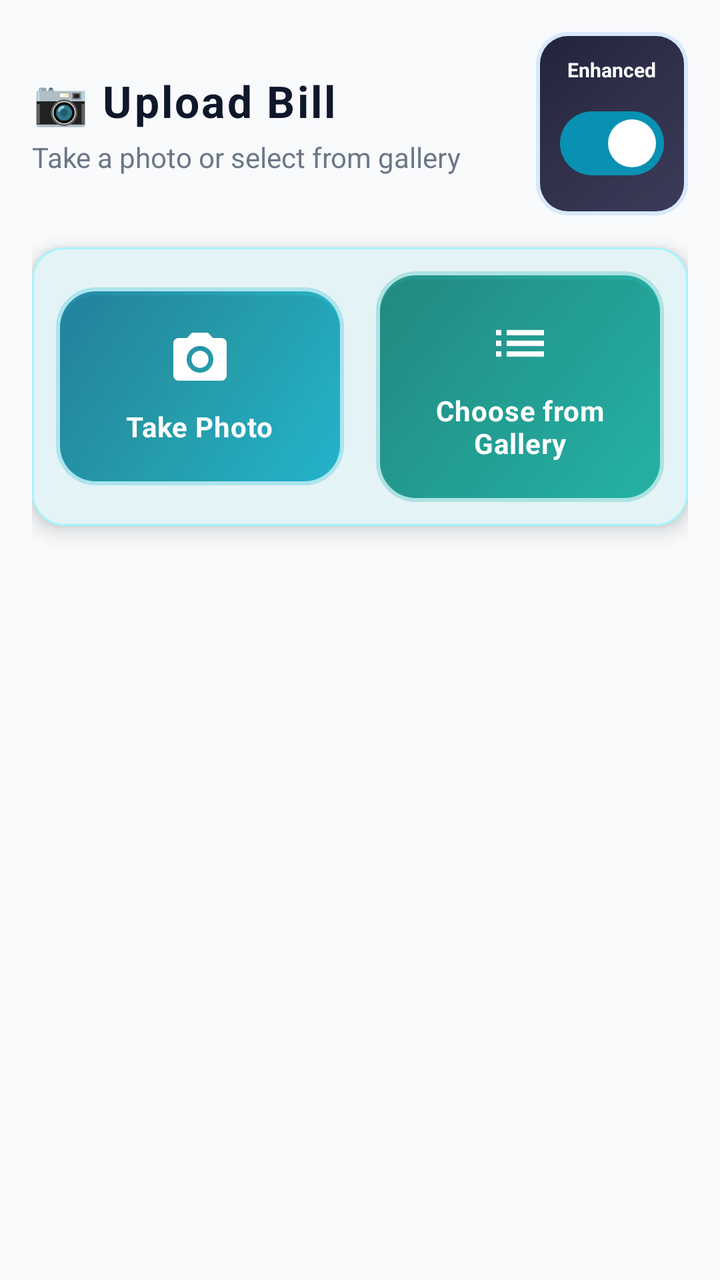
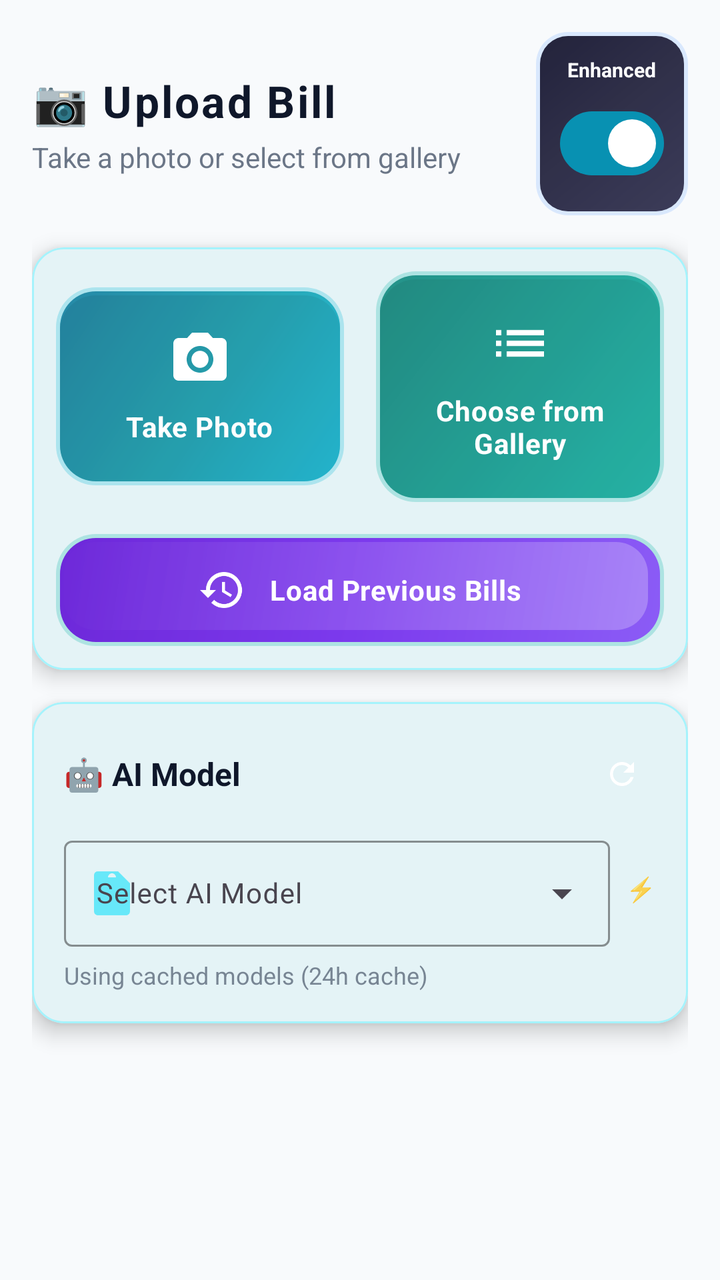

Two renders of the same Android screen: before a commit and after it. Below are the layout's source before the change and the commit's diff.
<!-- AndroidManifest.xml: application theme Theme.NewtownBillSplitter -->
<!-- res/layout/fragment_bill_upload.xml -->
<?xml version="1.0" encoding="utf-8"?>
<ScrollView xmlns:android="http://schemas.android.com/apk/res/android"
    xmlns:app="http://schemas.android.com/apk/res-auto"
    android:layout_width="match_parent"
    android:layout_height="match_parent"
    android:background="@color/background_primary"
    android:fillViewport="true">

    <LinearLayout
        android:layout_width="match_parent"
        android:layout_height="wrap_content"
        android:orientation="vertical"
        android:padding="16dp">

        
        <LinearLayout
            android:layout_width="match_parent"
            android:layout_height="wrap_content"
            android:layout_marginBottom="16dp"
            android:orientation="horizontal"
            android:gravity="center_vertical">

            <LinearLayout
                android:layout_width="0dp"
                android:layout_height="wrap_content"
                android:layout_weight="1"
                android:orientation="vertical">

                <TextView
                    android:layout_width="wrap_content"
                    android:layout_height="wrap_content"
                    android:text="📷 Upload Bill"
                    android:textColor="@color/text_primary"
                    android:textSize="22sp"
                    android:textStyle="bold"
                    android:letterSpacing="0.05" />

                <TextView
                    android:layout_width="wrap_content"
                    android:layout_height="wrap_content"
                    android:layout_marginTop="4dp"
                    android:text="Take a photo or select from gallery"
                    android:textColor="@color/text_secondary"
                    android:textSize="14sp"
                    android:alpha="0.8" />

            </LinearLayout>

            
            <LinearLayout
                android:layout_width="wrap_content"
                android:layout_height="wrap_content"
                android:orientation="vertical"
                android:gravity="center"
                android:background="@drawable/modern_enhanced_toggle_background"
                android:padding="12dp">

                <TextView
                    android:layout_width="wrap_content"
                    android:layout_height="wrap_content"
                    android:text="Enhanced"
                    android:textColor="@color/white"
                    android:textSize="10sp"
                    android:textStyle="bold"
                    android:layout_marginBottom="6dp" />

                <com.google.android.material.materialswitch.MaterialSwitch
                    android:id="@+id/promptModeSwitch"
                    android:layout_width="wrap_content"
                    android:layout_height="wrap_content"
                    android:checked="true"
                    android:text="" />

            </LinearLayout>

        </LinearLayout>

        
        <com.google.android.material.card.MaterialCardView
            android:layout_width="match_parent"
            android:layout_height="wrap_content"
            android:layout_marginBottom="16dp"
            app:cardBackgroundColor="@color/background_card"
            app:cardCornerRadius="16dp"
            app:cardElevation="6dp"
            app:strokeColor="@color/accent_200"
            app:strokeWidth="1dp">

            <LinearLayout
                android:layout_width="match_parent"
                android:layout_height="wrap_content"
                android:orientation="horizontal"
                android:padding="12dp"
                android:gravity="center">

                
                <LinearLayout
                    android:id="@+id/cameraButton"
                    android:layout_width="0dp"
                    android:layout_height="wrap_content"
                    android:layout_weight="1"
                    android:layout_marginEnd="8dp"
                    android:background="@drawable/modern_camera_button_background"
                    android:clickable="true"
                    android:focusable="true"
                    android:gravity="center"
                    android:orientation="vertical"
                    android:padding="20dp">

                    <ImageView
                        android:layout_width="32dp"
                        android:layout_height="32dp"
                        android:layout_marginBottom="8dp"
                        android:src="@drawable/ic_camera"
                        android:tint="@color/white" />

                    <TextView
                        android:layout_width="wrap_content"
                        android:layout_height="wrap_content"
                        android:text="Take Photo"
                        android:textColor="@color/white"
                        android:textSize="14sp"
                        android:textStyle="bold"
                        android:letterSpacing="0.02"
                        android:gravity="center" />

                </LinearLayout>

                
                <LinearLayout
                    android:id="@+id/galleryButton"
                    android:layout_width="0dp"
                    android:layout_height="wrap_content"
                    android:layout_weight="1"
                    android:layout_marginStart="8dp"
                    android:background="@drawable/modern_gallery_button_background"
                    android:clickable="true"
                    android:focusable="true"
                    android:gravity="center"
                    android:orientation="vertical"
                    android:padding="20dp">

                    <ImageView
                        android:layout_width="32dp"
                        android:layout_height="32dp"
                        android:layout_marginBottom="8dp"
                        android:src="@drawable/ic_list"
                        android:tint="@color/white" />

                    <TextView
                        android:layout_width="wrap_content"
                        android:layout_height="wrap_content"
                        android:text="Choose from Gallery"
                        android:textColor="@color/white"
                        android:textSize="14sp"
                        android:textStyle="bold"
                        android:letterSpacing="0.02"
                        android:gravity="center" />

                </LinearLayout>

                
                <LinearLayout
                    android:id="@+id/cameraPreviewContainer"
                    android:layout_width="match_parent"
                    android:layout_height="wrap_content"
                    android:layout_marginTop="12dp"
                    android:orientation="vertical"
                    android:visibility="gone">

                    
                    <FrameLayout
                        android:layout_width="match_parent"
                        android:layout_height="wrap_content"
                        android:background="@drawable/modern_camera_preview_background"
                        android:padding="3dp">

                        <androidx.camera.view.PreviewView
                            android:id="@+id/cameraPreview"
                            android:layout_width="match_parent"
                            android:layout_height="280dp"
                            android:background="@color/black"
                            android:scaleType="fitCenter" />

                    </FrameLayout>

                    
                    <LinearLayout
                        android:layout_width="wrap_content"
                        android:layout_height="wrap_content"
                        android:layout_marginTop="12dp"
                        android:layout_gravity="center"
                        android:orientation="horizontal">

                        <com.google.android.material.button.MaterialButton
                            android:id="@+id/flashToggleButton"
                            android:layout_width="44dp"
                            android:layout_height="44dp"
                            android:text=""
                            android:backgroundTint="#80FFD700"
                            app:icon="@drawable/ic_flash_on"
                            app:iconSize="18dp"
                            app:iconTint="@color/white"
                            app:iconGravity="textStart"
                            app:cornerRadius="22dp"
                            app:elevation="4dp"
                            style="@style/Widget.Material3.Button" />

                    </LinearLayout>

                    
                    <LinearLayout
                        android:layout_width="match_parent"
                        android:layout_height="wrap_content"
                        android:layout_marginTop="16dp"
                        android:gravity="center"
                        android:orientation="horizontal"
                        android:padding="16dp">

                        
                        <com.google.android.material.button.MaterialButton
                            android:id="@+id/captureButton"
                            android:layout_width="70dp"
                            android:layout_height="70dp"
                            android:layout_marginEnd="24dp"
                            android:text=""
                            android:backgroundTint="@color/background_card"
                            app:icon="@drawable/ic_camera"
                            app:iconSize="28dp"
                            app:iconTint="@color/accent_500"
                            app:iconGravity="textStart"
                            app:cornerRadius="35dp"
                            app:elevation="10dp"
                            app:strokeColor="@color/accent_500"
                            app:strokeWidth="2dp"
                            style="@style/Widget.Material3.Button.OutlinedButton" />

                        
                        <com.google.android.material.button.MaterialButton
                            android:id="@+id/cancelCaptureButton"
                            android:layout_width="70dp"
                            android:layout_height="70dp"
                            android:layout_marginStart="24dp"
                            android:text=""
                            android:backgroundTint="@color/background_card"
                            app:icon="@drawable/ic_arrow_back"
                            app:iconSize="28dp"
                            app:iconTint="@color/accent_500"
                            app:iconGravity="textStart"
                            app:cornerRadius="35dp"
                            app:elevation="10dp"
                            app:strokeColor="@color/accent_500"
                            app:strokeWidth="2dp"
                            style="@style/Widget.Material3.Button.OutlinedButton" />

                    </LinearLayout>

                </LinearLayout>

                
                <LinearLayout
                    android:id="@+id/photoPreviewContainer"
                    android:layout_width="match_parent"
                    android:layout_height="wrap_content"
                    android:layout_marginTop="12dp"
                    android:orientation="vertical"
                    android:visibility="gone">

                    <TextView
                        android:layout_width="match_parent"
                        android:layout_height="wrap_content"
                        android:gravity="center"
                        android:text="Photo Preview"
                        android:textColor="@color/text_primary"
                        android:textSize="16sp"
                        android:textStyle="bold"
                        android:padding="12dp" />

                    <ImageView
                        android:id="@+id/capturedImageView"
                        android:layout_width="match_parent"
                        android:layout_height="250dp"
                        android:background="@color/gray_100"
                        android:contentDescription="Captured bill image"
                        android:scaleType="centerCrop"
                        android:padding="6dp" />

                    <LinearLayout
                        android:layout_width="match_parent"
                        android:layout_height="wrap_content"
                        android:layout_marginTop="16dp"
                        android:gravity="center"
                        android:orientation="horizontal"
                        android:padding="12dp">

                        
                        <com.google.android.material.button.MaterialButton
                            android:id="@+id/retakeButton"
                            android:layout_width="56dp"
                            android:layout_height="56dp"
                            android:layout_marginEnd="24dp"
                            android:text=""
                            android:background="@drawable/modern_action_button_retake"
                            android:backgroundTint="@android:color/transparent"
                            app:icon="@drawable/ic_retake"
                            app:iconSize="24dp"
                            app:iconTint="@color/white"
                            app:iconGravity="textStart"
                            app:cornerRadius="28dp"
                            app:elevation="10dp"
                            style="@style/Widget.Material3.Button" />

                        
                        <com.google.android.material.button.MaterialButton
                            android:id="@+id/submitButton"
                            android:layout_width="56dp"
                            android:layout_height="56dp"
                            android:layout_marginStart="24dp"
                            android:text=""
                            android:background="@drawable/modern_action_button_submit"
                            android:backgroundTint="@android:color/transparent"
                            app:icon="@drawable/ic_check"
                            app:iconSize="24dp"
                            app:iconTint="@color/white"
                            app:iconGravity="textStart"
                            app:cornerRadius="28dp"
                            app:elevation="10dp"
                            style="@style/Widget.Material3.Button" />

                    </LinearLayout>

                </LinearLayout>

            </LinearLayout>

        </com.google.android.material.card.MaterialCardView>

        
        <com.google.android.material.card.MaterialCardView
            android:id="@+id/imagePreviewCard"
            android:layout_width="match_parent"
            android:layout_height="wrap_content"
            android:layout_marginBottom="16dp"
            android:visibility="gone"
            app:cardBackgroundColor="@color/background_card"
            app:cardCornerRadius="16dp"
            app:cardElevation="6dp"
            app:strokeColor="@color/accent_200"
            app:strokeWidth="1dp">

            <LinearLayout
                android:layout_width="match_parent"
                android:layout_height="wrap_content"
                android:orientation="vertical"
                android:padding="16dp">

                <TextView
                    android:layout_width="wrap_content"
                    android:layout_height="wrap_content"
                    android:layout_marginBottom="12dp"
                    android:text="📸 Uploaded Bill"
                    android:textColor="@color/text_primary"
                    android:textSize="18sp"
                    android:textStyle="bold"
                    android:letterSpacing="0.02" />

                <FrameLayout
                    android:layout_width="match_parent"
                    android:layout_height="wrap_content"
                    android:background="@drawable/modern_camera_preview_background"
                    android:padding="3dp">

                    <ImageView
                        android:id="@+id/uploadedImageView"
                        android:layout_width="match_parent"
                        android:layout_height="180dp"
                        android:background="@color/gray_100"
                        android:contentDescription="Uploaded bill image"
                        android:scaleType="centerCrop" />

                </FrameLayout>

            </LinearLayout>

        </com.google.android.material.card.MaterialCardView>

        
        <com.google.android.material.card.MaterialCardView
            android:id="@+id/processingCard"
            android:layout_width="match_parent"
            android:layout_height="wrap_content"
            android:layout_marginBottom="16dp"
            android:visibility="gone"
            app:cardBackgroundColor="@android:color/transparent"
            app:cardCornerRadius="16dp"
            app:cardElevation="0dp"
            app:strokeWidth="0dp">

            <LinearLayout
                android:layout_width="match_parent"
                android:layout_height="wrap_content"
                android:background="@drawable/modern_upload_card_background"
                android:gravity="center"
                android:orientation="vertical"
                android:padding="20dp">

                <ImageView
                    android:id="@+id/oceanLoadingAnimation"
                    android:layout_width="60dp"
                    android:layout_height="60dp"
                    android:src="@drawable/ocean_wave_animated"
                    android:scaleType="centerInside" />

                <TextView
                    android:layout_width="wrap_content"
                    android:layout_height="wrap_content"
                    android:layout_marginTop="16dp"
                    android:text="Processing bill..."
                    android:textColor="@color/white"
                    android:textSize="16sp"
                    android:textStyle="bold"
                    android:letterSpacing="0.02" />

                <TextView
                    android:layout_width="wrap_content"
                    android:layout_height="wrap_content"
                    android:layout_marginTop="6dp"
                    android:text="Extracting items using AI"
                    android:textColor="@color/white"
                    android:textSize="14sp"
                    android:alpha="0.9" />

            </LinearLayout>

        </com.google.android.material.card.MaterialCardView>

        
        <com.google.android.material.card.MaterialCardView
            android:id="@+id/resultCard"
            android:layout_width="match_parent"
            android:layout_height="wrap_content"
            android:layout_marginBottom="16dp"
            android:visibility="gone"
            app:cardBackgroundColor="@color/background_card"
            app:cardCornerRadius="16dp"
            app:cardElevation="6dp"
            app:strokeColor="@color/accent_200"
            app:strokeWidth="2dp">

            <LinearLayout
                android:layout_width="match_parent"
                android:layout_height="wrap_content"
                android:orientation="horizontal"
                android:gravity="center_vertical"
                android:background="@drawable/modern_enhanced_toggle_background"
                android:padding="16dp">

                <ImageView
                    android:id="@+id/resultIcon"
                    android:layout_width="28dp"
                    android:layout_height="28dp"
                    android:tint="@color/white"
                    android:src="@drawable/ic_check"/>

                <TextView
                    android:id="@+id/resultText"
                    android:layout_width="0dp"
                    android:layout_height="wrap_content"
                    android:layout_marginStart="12dp"
                    android:layout_weight="1"
                    android:text="Items extracted successfully"
                    android:textColor="@color/white"
                    android:textSize="15sp"
                    android:textStyle="bold"
                    android:letterSpacing="0.02"/>

            </LinearLayout>

        </com.google.android.material.card.MaterialCardView>

    </LinearLayout>

</ScrollView>
<!-- resources referenced by this layout -->
<resources>
  <color name="accent_200">#a5f3fc</color>
  <color name="accent_500">#06b6d4</color>
  <color name="black">#000000</color>
  <color name="gray_100">#f5f5f5</color>
  <color name="text_primary">#0f172a</color>
  <color name="text_secondary">#475569</color>
  <color name="white">#FFFFFF</color>
  <color name="primary_500">#0891b2</color>
  <color name="primary_700">#155e75</color>
  <color name="accent_700">#0e7490</color>
  <!-- unchanged entries left out for length: 17 -->
</resources>

<!-- the commit's change to res/layout/fragment_bill_upload.xml (unified diff, before → after) -->
@@ -89,9 +89,17 @@
             <LinearLayout
                 android:layout_width="match_parent"
                 android:layout_height="wrap_content"
-                android:orientation="horizontal"
+                android:orientation="vertical"
                 android:padding="12dp"
                 android:gravity="center">
+                
+                
+                <LinearLayout
+                    android:layout_width="match_parent"
+                    android:layout_height="wrap_content"
+                    android:orientation="horizontal"
+                    android:gravity="center"
+                    android:layout_marginBottom="8dp">
 
                 
                 <LinearLayout
@@ -129,9 +137,9 @@
                 
                 <LinearLayout
                     android:id="@+id/galleryButton"
-                    android:layout_width="0dp"
-                    android:layout_height="wrap_content"
-                    android:layout_weight="1"
+                        android:layout_width="0dp"
+                        android:layout_height="wrap_content"
+                        android:layout_weight="1"
                     android:layout_marginStart="8dp"
                     android:background="@drawable/modern_gallery_button_background"
                     android:clickable="true"
@@ -156,6 +164,39 @@
                         android:textStyle="bold"
                         android:letterSpacing="0.02"
                         android:gravity="center" />
+
+                </LinearLayout>
+
+                </LinearLayout>
+                
+                
+                <LinearLayout
+                    android:id="@+id/loadBillsButton"
+                    android:layout_width="match_parent"
+                    android:layout_height="wrap_content"
+                    android:layout_marginTop="8dp"
+                    android:background="@drawable/modern_load_bills_background"
+                    android:clickable="true"
+                    android:focusable="true"
+                    android:gravity="center"
+                    android:orientation="horizontal"
+                    android:padding="16dp">
+
+                    <ImageView
+                        android:layout_width="24dp"
+                        android:layout_height="24dp"
+                        android:layout_marginEnd="12dp"
+                        android:src="@drawable/ic_history"
+                        android:tint="@color/white" />
+
+                    <TextView
+                        android:layout_width="wrap_content"
+                        android:layout_height="wrap_content"
+                        android:text="Load Previous Bills"
+                        android:textColor="@color/white"
+                        android:textSize="14sp"
+                        android:textStyle="bold"
+                        android:letterSpacing="0.02" />
 
                 </LinearLayout>
 
@@ -337,6 +378,107 @@
 
         
         <com.google.android.material.card.MaterialCardView
+            android:layout_width="match_parent"
+            android:layout_height="wrap_content"
+            android:layout_marginBottom="16dp"
+            app:cardBackgroundColor="@color/background_card"
+            app:cardCornerRadius="16dp"
+            app:cardElevation="6dp"
+            app:strokeColor="@color/accent_200"
+            app:strokeWidth="1dp">
+
+            <LinearLayout
+                android:layout_width="match_parent"
+                android:layout_height="wrap_content"
+                android:orientation="vertical"
+                android:padding="16dp">
+
+                <LinearLayout
+                    android:layout_width="match_parent"
+                    android:layout_height="wrap_content"
+                    android:orientation="horizontal"
+                    android:gravity="center_vertical"
+                    android:layout_marginBottom="8dp">
+
+                    <TextView
+                        android:layout_width="0dp"
+                        android:layout_height="wrap_content"
+                        android:layout_weight="1"
+                        android:text="🤖 AI Model"
+                        android:textColor="@color/text_primary"
+                        android:textSize="16sp"
+                        android:textStyle="bold" />
+
+                    <com.google.android.material.button.MaterialButton
+                        android:id="@+id/refreshModelsButton"
+                        style="@style/Widget.Material3.Button.IconButton"
+                        android:layout_width="40dp"
+                        android:layout_height="40dp"
+                        android:background="@drawable/modern_refresh_button_background"
+                        app:icon="@drawable/ic_refresh"
+                        app:iconSize="18dp"
+                        app:iconTint="@color/white"
+                        app:iconPadding="0dp"
+                        app:cornerRadius="20dp" />
+
+                </LinearLayout>
+
+                <LinearLayout
+                    android:layout_width="match_parent"
+                    android:layout_height="wrap_content"
+                    android:orientation="horizontal"
+                    android:gravity="center_vertical">
+
+                    <com.google.android.material.textfield.TextInputLayout
+                        android:id="@+id/modelSelectionLayout"
+                        style="@style/Widget.Material3.TextInputLayout.OutlinedBox.ExposedDropdownMenu"
+                        android:layout_width="0dp"
+                        android:layout_height="wrap_content"
+                        android:layout_weight="1"
+                        android:layout_marginEnd="8dp"
+                        android:hint="Select AI Model"
+                        app:boxStrokeColor="@color/accent_300"
+                        app:hintTextColor="@color/accent_300"
+                        app:startIconDrawable="@drawable/ic_ai"
+                        app:startIconTint="@color/accent_300">
+
+                        <AutoCompleteTextView
+                            android:id="@+id/modelSelectionDropdown"
+                            android:layout_width="match_parent"
+                            android:layout_height="wrap_content"
+                            android:inputType="none"
+                            android:textColor="@color/text_primary"
+                            android:textSize="14sp" />
+
+                    </com.google.android.material.textfield.TextInputLayout>
+
+                    <TextView
+                        android:id="@+id/modelStatusText"
+                        android:layout_width="wrap_content"
+                        android:layout_height="wrap_content"
+                        android:text="⚡"
+                        android:textColor="@color/accent_300"
+                        android:textSize="12sp"
+                        android:alpha="0.8" />
+
+                </LinearLayout>
+
+                <TextView
+                    android:id="@+id/modelInfoText"
+                    android:layout_width="match_parent"
+                    android:layout_height="wrap_content"
+                    android:layout_marginTop="6dp"
+                    android:text="Using cached models (24h cache)"
+                    android:textColor="@color/text_secondary"
+                    android:textSize="12sp"
+                    android:alpha="0.7" />
+
+            </LinearLayout>
+
+        </com.google.android.material.card.MaterialCardView>
+
+        
+        <com.google.android.material.card.MaterialCardView
             android:id="@+id/imagePreviewCard"
             android:layout_width="match_parent"
             android:layout_height="wrap_content"
@@ -370,13 +512,13 @@
                     android:background="@drawable/modern_camera_preview_background"
                     android:padding="3dp">
 
-                    <ImageView
-                        android:id="@+id/uploadedImageView"
-                        android:layout_width="match_parent"
+                <ImageView
+                    android:id="@+id/uploadedImageView"
+                    android:layout_width="match_parent"
                         android:layout_height="180dp"
-                        android:background="@color/gray_100"
-                        android:contentDescription="Uploaded bill image"
-                        android:scaleType="centerCrop" />
+                    android:background="@color/gray_100"
+                    android:contentDescription="Uploaded bill image"
+                    android:scaleType="centerCrop" />
 
                 </FrameLayout>
 
@@ -425,7 +567,7 @@
                     android:layout_width="wrap_content"
                     android:layout_height="wrap_content"
                     android:layout_marginTop="6dp"
-                    android:text="Extracting items using AI"
+                    android:text="Extracting items using AI (Gemini 2.0 Lite)"
                     android:textColor="@color/white"
                     android:textSize="14sp"
                     android:alpha="0.9" />
<!-- resource entries referenced after the edit -->
@@ -1,12 +1,101 @@
 <!-- resources referenced by this layout -->
 <resources>
   <color name="accent_200">#a5f3fc</color>
+  <color name="accent_300">#67e8f9</color>
   <color name="accent_500">#06b6d4</color>
   <color name="black">#000000</color>
   <color name="gray_100">#f5f5f5</color>
   <color name="text_primary">#0f172a</color>
   <color name="text_secondary">#475569</color>
   <color name="white">#FFFFFF</color>
+  <!-- drawable ic_ai (drawable) -->
+  <?xml version="1.0" encoding="utf-8"?>
+  <vector xmlns:android="http://schemas.android.com/apk/res/android"
+      android:width="24dp"
+      android:height="24dp"
+      android:viewportWidth="24"
+      android:viewportHeight="24"
+      android:tint="?attr/colorOnSurface">
+      <path
+          android:fillColor="@android:color/white"
+          android:pathData="M12,2C13.1,2 14,2.9 14,4C14,5.1 13.1,6 12,6C10.9,6 10,5.1 10,4C10,2.9 10.9,2 12,2M21,9V7L15,1H5C3.89,1 3,1.89 3,3V21A2,2 0 0,0 5,23H19A2,2 0 0,0 21,21V9M19,9H14V4H5V21H19V9Z"/>
+  </vector>
+  <!-- drawable ic_history (drawable) -->
+  <vector xmlns:android="http://schemas.android.com/apk/res/android"
+      android:width="24dp"
+      android:height="24dp"
+      android:viewportWidth="24"
+      android:viewportHeight="24"
+      android:tint="?attr/colorOnSurface">
+    <path
+        android:fillColor="@android:color/white"
+        android:pathData="M13,3c-4.97,0 -9,4.03 -9,9L1,12l3.89,3.89 0.07,0.14L9,12L6,12c0,-3.87 3.13,-7 7,-7s7,3.13 7,7 -3.13,7 -7,7c-1.93,0 -3.68,-0.79 -4.94,-2.06l-1.42,1.42C8.27,19.99 10.51,21 13,21c4.97,0 9,-4.03 9,-9s-4.03,-9 -9,-9zM12,8v5l4.28,2.54 0.72,-1.21 -3.5,-2.08L13.5,8L12,8z"/>
+  </vector>
+  <!-- drawable ic_refresh (drawable) -->
+  <?xml version="1.0" encoding="utf-8"?>
+  <vector xmlns:android="http://schemas.android.com/apk/res/android"
+      android:width="24dp"
+      android:height="24dp"
+      android:viewportWidth="24"
+      android:viewportHeight="24"
+      android:tint="?attr/colorOnSurface">
+      <path
+          android:fillColor="@android:color/white"
+          android:pathData="M17.65,6.35C16.2,4.9 14.21,4 12,4c-4.42,0 -7.99,3.58 -7.99,8s3.57,8 7.99,8c3.73,0 6.84,-2.55 7.73,-6h-2.08c-0.82,2.33 -3.04,4 -5.65,4 -3.31,0 -6,-2.69 -6,-6s2.69,-6 6,-6c1.66,0 3.14,0.69 4.22,1.78L13,11h7V4l-2.35,2.35z"/>
+  </vector>
+  <!-- drawable modern_load_bills_background (drawable) -->
+  <?xml version="1.0" encoding="utf-8"?>
+  <layer-list xmlns:android="http://schemas.android.com/apk/res/android">
+      
+      <item>
+          <shape android:shape="rectangle">
+              <solid android:color="#4008B5A3" />
+              <corners android:radius="20dp" />
+          </shape>
+      </item>
+      
+      
+      <item android:left="2dp" android:top="2dp" android:right="2dp" android:bottom="2dp">
+          <shape android:shape="rectangle">
+              <gradient
+                  android:type="linear"
+                  android:angle="135"
+                  android:startColor="#8B5CF6"
+                  android:centerColor="#7C3AED"
+                  android:endColor="#6D28D9" />
+              <corners android:radius="18dp" />
+          </shape>
+      </item>
+      
+      
+      <item android:left="4dp" android:top="4dp" android:right="8dp" android:bottom="8dp">
+          <shape android:shape="rectangle">
+              <gradient
+                  android:type="linear"
+                  android:angle="135"
+                  android:startColor="#40FFFFFF"
+                  android:endColor="#00FFFFFF" />
+              <corners android:radius="16dp" />
+          </shape>
+      </item>
+  </layer-list>
+  <!-- drawable modern_refresh_button_background (drawable) -->
+  <?xml version="1.0" encoding="utf-8"?>
+  <shape xmlns:android="http://schemas.android.com/apk/res/android"
+      android:shape="rectangle">
+      
+      <gradient
+          android:startColor="#06B6D4"
+          android:endColor="#0899AA"
+          android:angle="135" />
+      
+      <corners android:radius="20dp" />
+      
+      <stroke
+          android:width="1dp"
+          android:color="#0E7490" />
+      
+  </shape>
   <color name="primary_500">#0891b2</color>
   <color name="primary_700">#155e75</color>
   <color name="accent_700">#0e7490</color>
